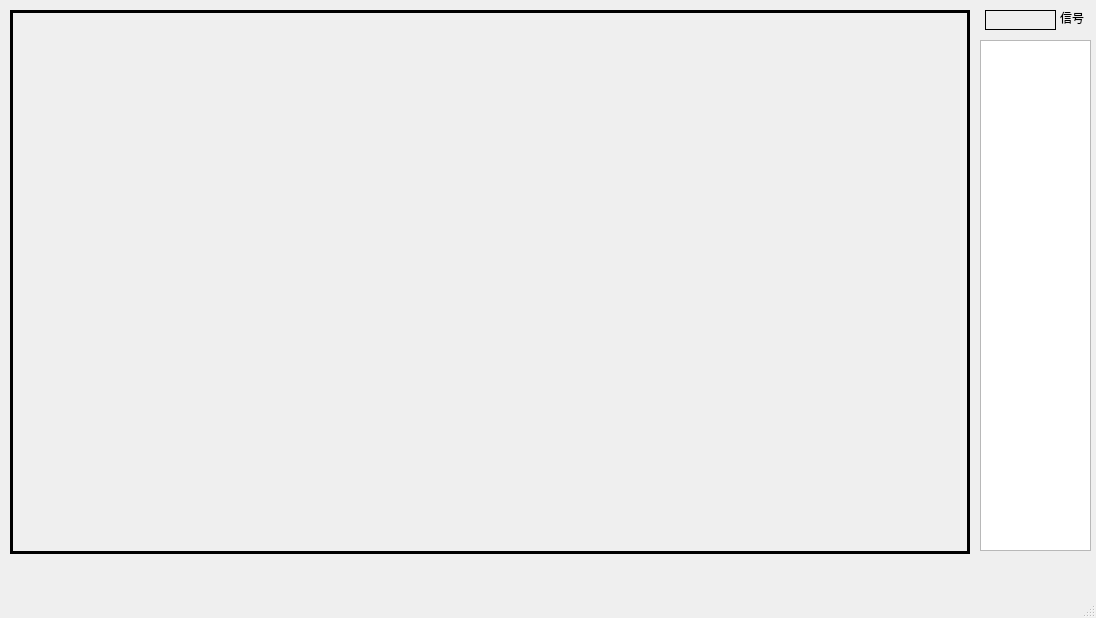
Above: mainwindow.ui from lichunjiang19960224/Head-count before the change. Below: the same form after it.
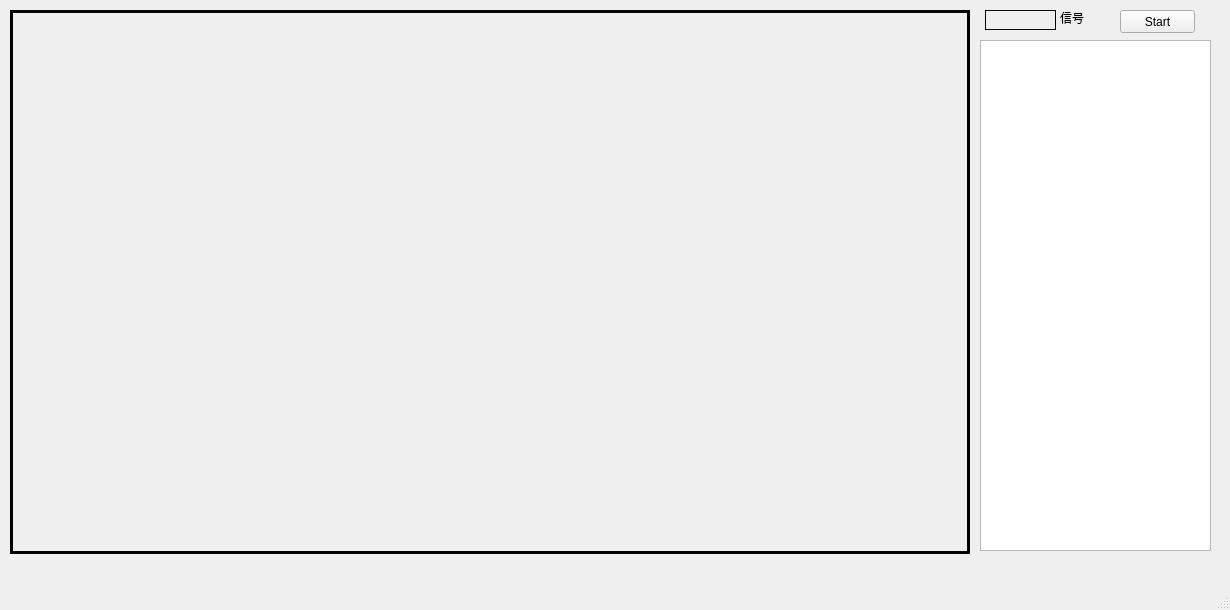
That is the form after the change.

```diff
--- a/mainwindow.ui
+++ b/mainwindow.ui
@@ -6,8 +6,8 @@
    <rect>
     <x>0</x>
     <y>0</y>
-    <width>1096</width>
-    <height>618</height>
+    <width>1230</width>
+    <height>610</height>
    </rect>
   </property>
   <property name="windowTitle">
@@ -70,11 +70,24 @@
      <rect>
       <x>980</x>
       <y>40</y>
-      <width>111</width>
+      <width>231</width>
       <height>511</height>
      </rect>
     </property>
    </widget>
+   <widget class="QPushButton" name="pushButton">
+    <property name="geometry">
+     <rect>
+      <x>1120</x>
+      <y>10</y>
+      <width>75</width>
+      <height>23</height>
+     </rect>
+    </property>
+    <property name="text">
+     <string>Start</string>
+    </property>
+   </widget>
   </widget>
   <widget class="QMenuBar" name="menubar">
    <property name="geometry">
```
Left out of the diff: 2 changed lines with no effect on the pictures.
